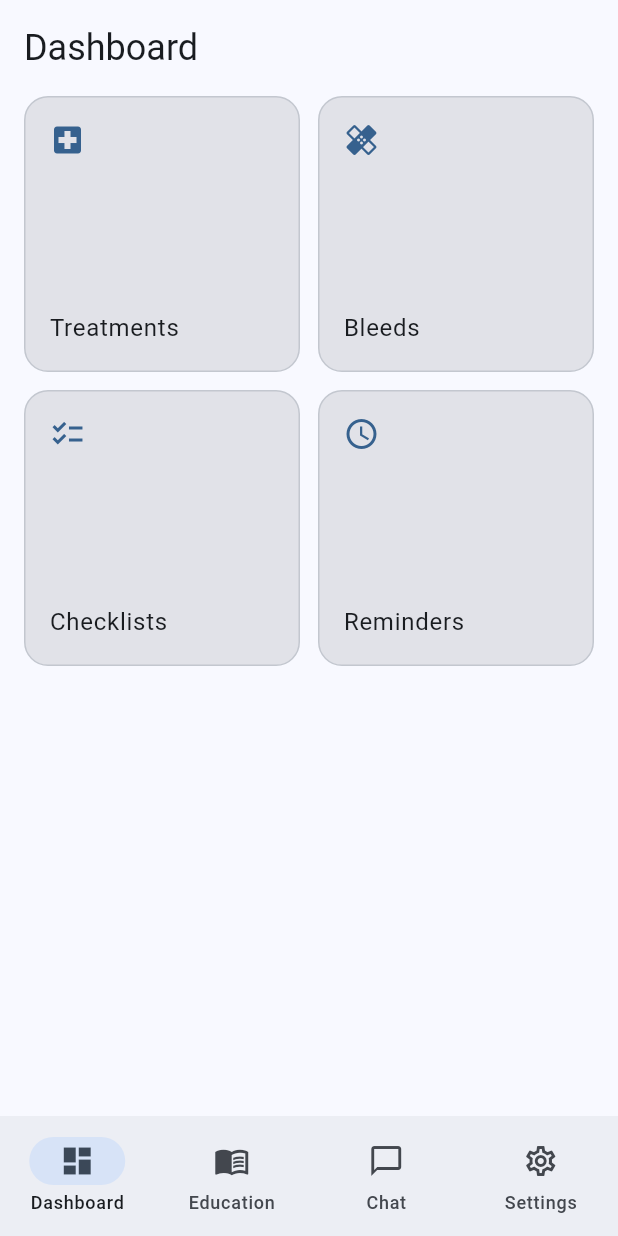
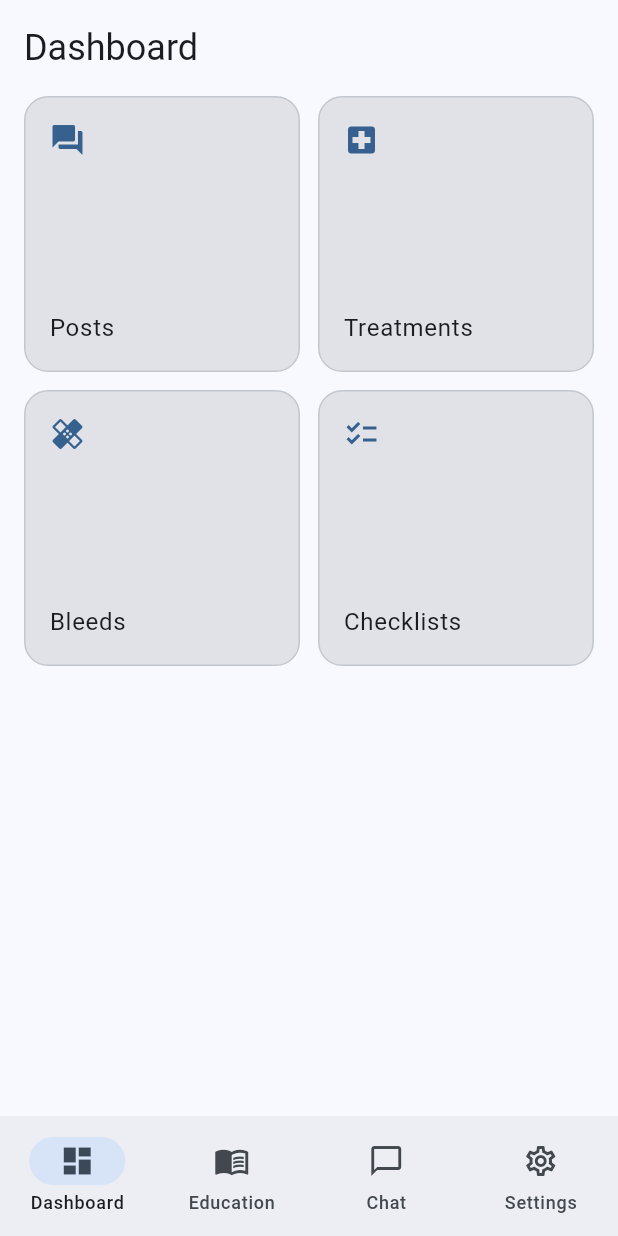
Before and after one commit to naser-maraoui/hemo_app, a Flutter app: the ShellScreen screen opened by its route, on a phone screen of 412 x 824 dp. Run offline on Flutter 3.47's test engine with Material 3 defaults, Android fonts, the phone set to English and light mode, and no system bars; our stand-ins replace connectivity_plus, easy_localization, flutter_markdown, flutter_riverpod, go_router, hive_flutter and 2 more; accounts and stored records are empty.

Commit message:
Add posts feature with comments and local caching support
Co-authored-by: naser.maraoui <naser.maraoui@gmail.com>

```diff
--- a/hemo_care/lib/screens/tabs/dashboard_tab.dart
+++ b/hemo_care/lib/screens/tabs/dashboard_tab.dart
@@ -1,11 +1,11 @@
 import 'package:easy_localization/easy_localization.dart';
 import 'package:flutter/material.dart';
+import '../posts/feed_screen.dart';
 
 class DashboardTab extends StatelessWidget {
 	const DashboardTab({super.key});
 	@override
 	Widget build(BuildContext context) {
-		final cs = Theme.of(context).colorScheme;
 		return CustomScrollView(
 			slivers: [
 				SliverToBoxAdapter(
@@ -20,11 +20,11 @@ class DashboardTab extends StatelessWidget {
 						crossAxisCount: 2,
 						mainAxisSpacing: 12,
 						crossAxisSpacing: 12,
-						children: const [
-							_DashCard(icon: Icons.local_hospital, title: 'Treatments'),
-							_DashCard(icon: Icons.healing, title: 'Bleeds'),
-							_DashCard(icon: Icons.checklist, title: 'Checklists'),
-							_DashCard(icon: Icons.schedule, title: 'Reminders'),
+						children: [
+							_DashCard(icon: Icons.forum, title: 'Posts', onTap: () => Navigator.of(context).push(MaterialPageRoute(builder: (_) => const FeedScreen()))),
+							const _DashCard(icon: Icons.local_hospital, title: 'Treatments'),
+							const _DashCard(icon: Icons.healing, title: 'Bleeds'),
+							const _DashCard(icon: Icons.checklist, title: 'Checklists'),
 						],
 					),
 				),
@@ -34,13 +34,17 @@ class DashboardTab extends StatelessWidget {
 }
 
 class _DashCard extends StatelessWidget {
-	const _DashCard({required this.icon, required this.title});
+	const _DashCard({required this.icon, required this.title, this.onTap});
 	final IconData icon;
 	final String title;
+	final VoidCallback? onTap;
 	@override
 	Widget build(BuildContext context) {
 		final cs = Theme.of(context).colorScheme;
-		return Container(
+		return InkWell(
+			onTap: onTap,
+			borderRadius: BorderRadius.circular(16),
+			child: Ink(
 				decoration: BoxDecoration(
 					color: cs.surfaceContainerHighest,
 					borderRadius: BorderRadius.circular(16),
@@ -55,6 +59,7 @@ class _DashCard extends StatelessWidget {
 						Text(title, style: Theme.of(context).textTheme.bodyLarge),
 					],
 				),
+			),
 		);
 	}
 }
--- a/hemo_care/lib/services/local_store.dart
+++ b/hemo_care/lib/services/local_store.dart
@@ -7,12 +7,16 @@ class LocalStore {
 			Hive.openBox('user'),
 			Hive.openBox('cache_articles'),
 			Hive.openBox('cache_messages'),
+			Hive.openBox('cache_posts'),
+			Hive.openBox('cache_comments'),
 		]);
 	}
 
 	static Box get userBox => Hive.box('user');
 	static Box get articlesBox => Hive.box('cache_articles');
 	static Box get messagesBox => Hive.box('cache_messages');
+	static Box get postsBox => Hive.box('cache_posts');
+	static Box get commentsBox => Hive.box('cache_comments');
 
 	static Future<void> saveUser({required String userId, required String email, required String role}) async {
 		await userBox.putAll({'user_id': userId, 'email': email, 'role': role});
@@ -26,6 +30,14 @@ class LocalStore {
 			'email': userBox.get('email'),
 			'role': userBox.get('role') ?? 'patient',
 		};
+	}
+
+	static Future<void> setGeneralChannelId(int id) async {
+		await userBox.put('general_channel_id', id);
+	}
+
+	static int? getGeneralChannelId() {
+		return (userBox.get('general_channel_id') as int?);
 	}
 
 	static Future<void> cacheArticles(List<Map<String, dynamic>> articles) async {
@@ -45,4 +57,22 @@ class LocalStore {
 		final List<dynamic>? raw = messagesBox.get('ch_$channelId');
 		return raw?.cast<Map<String, dynamic>>() ?? <Map<String, dynamic>>[];
 	}
+
+	static Future<void> cachePosts(List<Map<String, dynamic>> posts) async {
+		await postsBox.put('list', posts);
+	}
+
+	static List<Map<String, dynamic>> getCachedPosts() {
+		final List<dynamic>? raw = postsBox.get('list');
+		return raw?.cast<Map<String, dynamic>>() ?? <Map<String, dynamic>>[];
+	}
+
+	static Future<void> cacheComments(int postId, List<Map<String, dynamic>> comments) async {
+		await commentsBox.put('post_$postId', comments);
+	}
+
+	static List<Map<String, dynamic>> getCachedComments(int postId) {
+		final List<dynamic>? raw = commentsBox.get('post_$postId');
+		return raw?.cast<Map<String, dynamic>>() ?? <Map<String, dynamic>>[];
+	}
 }
```
Also changed, not shown: hemo_care/lib/screens/posts/feed_screen.dart (added, +143 -0 lines), hemo_care/lib/screens/sign_up_screen.dart (+3 -11 lines), hemo_care/lib/screens/tabs/chat_tab.dart (+27 -7 lines), hemo_care/lib/services/chat_service.dart (added, +27 -0 lines). Lines whose indentation alone changed are shown as unchanged.
